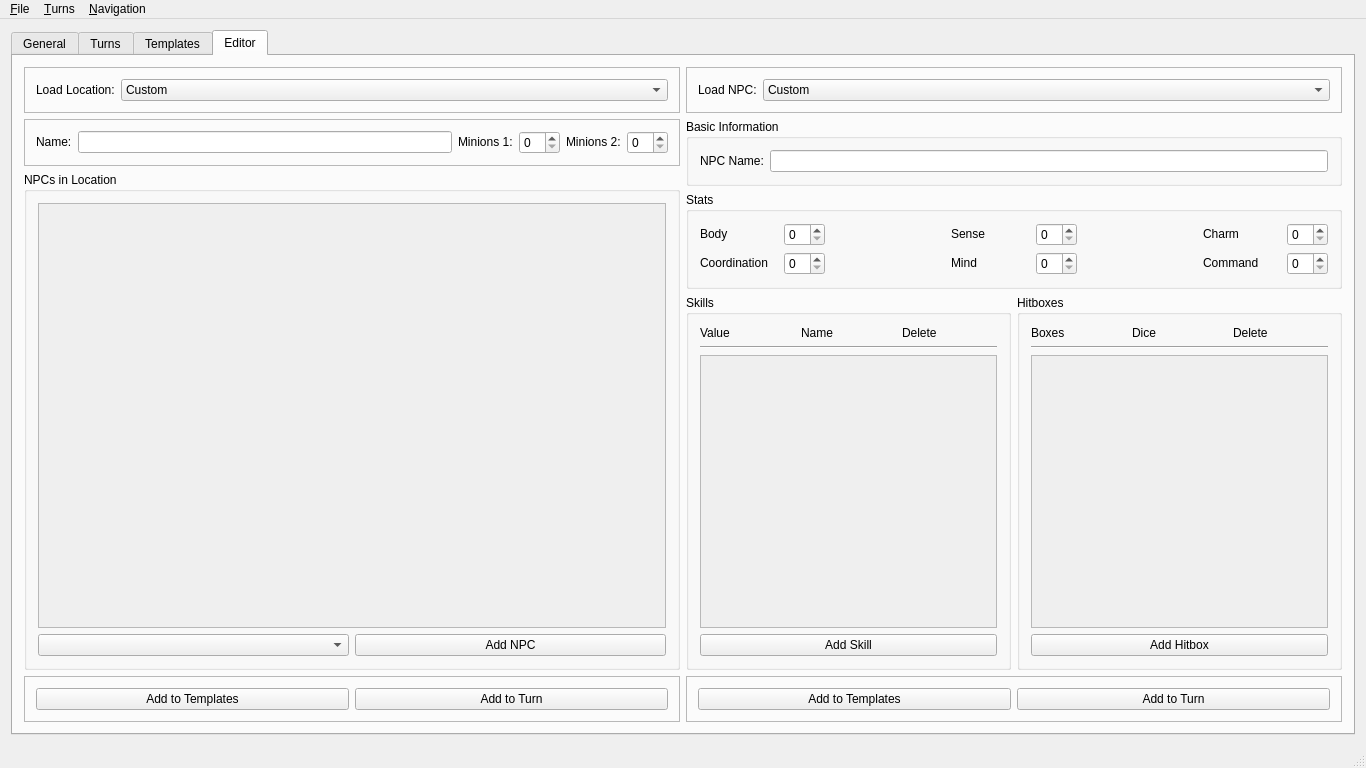
Before: the Qt Designer form src/mainwindow.ui in zobin8/talented-gm, drawn with Qt 5.
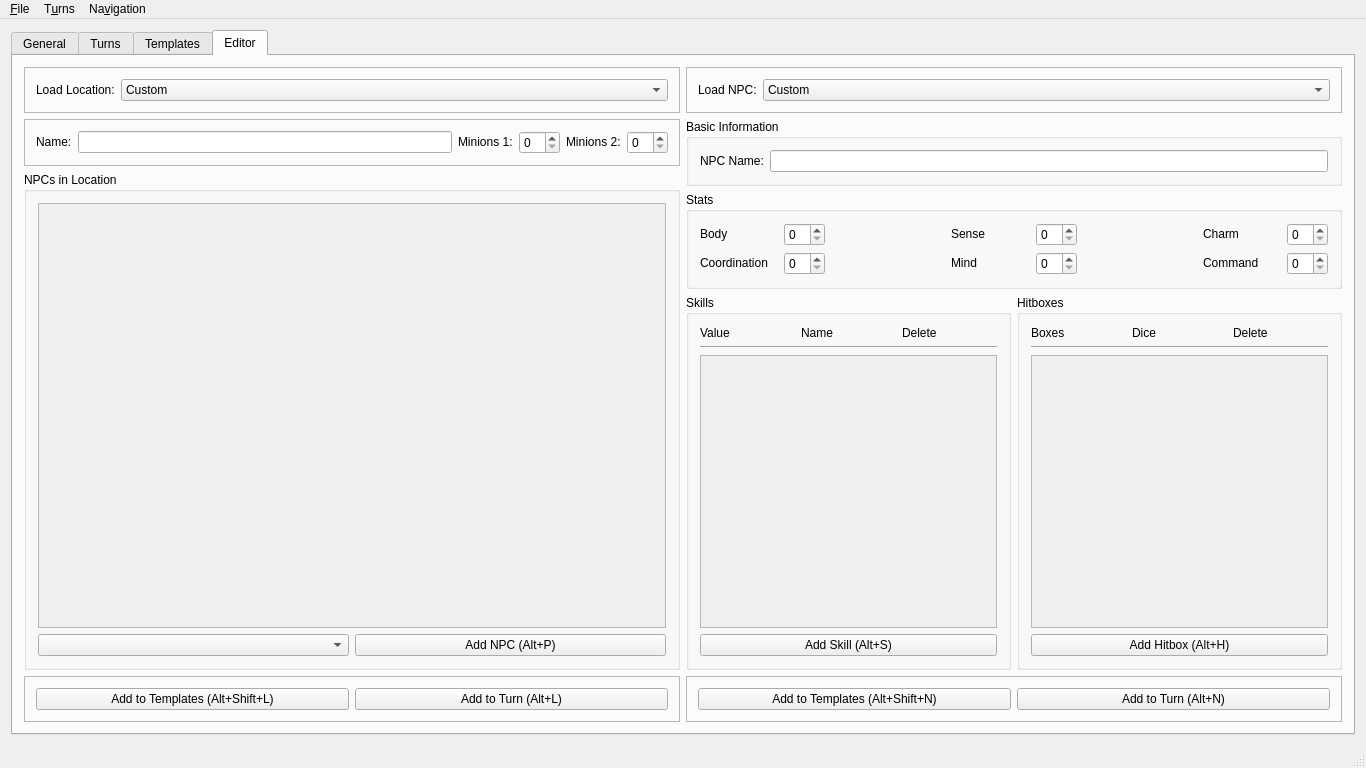
After: the same form once the commit is applied. The open tabs and pages were chosen to show the change.

Commit message: UI changes and fixes  * Added hotkeys to most buttons.  * Fixed shortcuts of menubar.  * Fixed default text the general notes.  * Fixed problem where new turns were not copied correctly.  # Fixed issue where NPCs are not properly deleted from initiative.

Patch:
```diff
--- a/src/mainwindow.ui
+++ b/src/mainwindow.ui
@@ -1169,7 +1169,10 @@
                  <item>
                   <widget class="QPushButton" name="editAddNPCButton">
                    <property name="text">
-                    <string>Add NPC</string>
+                    <string>Add NPC (Alt+P)</string>
+                   </property>
+                   <property name="shortcut">
+                    <string>Alt+P</string>
                    </property>
                   </widget>
                  </item>
@@ -1197,7 +1200,10 @@
               <item>
                <widget class="QPushButton" name="editAddLocTempButton">
                 <property name="text">
-                 <string>Add to Templates</string>
+                 <string>Add to Templates (Alt+Shift+L)</string>
+                </property>
+                <property name="shortcut">
+                 <string>Alt+Shift+L</string>
                 </property>
                </widget>
               </item>
@@ -1207,7 +1213,10 @@
                  <bool>true</bool>
                 </property>
                 <property name="text">
-                 <string>Add to Turn</string>
+                 <string>Add to Turn (Alt+L)</string>
+                </property>
+                <property name="shortcut">
+                 <string>Alt+L</string>
                 </property>
                </widget>
               </item>
@@ -1743,7 +1752,10 @@
                  <item>
                   <widget class="QPushButton" name="editAddSkillButton">
                    <property name="text">
-                    <string>Add Skill</string>
+                    <string>Add Skill (Alt+S)</string>
+                   </property>
+                   <property name="shortcut">
+                    <string>Alt+S</string>
                    </property>
                   </widget>
                  </item>
@@ -1871,7 +1883,13 @@
                  <item>
                   <widget class="QPushButton" name="editAddHitButton">
                    <property name="text">
-                    <string>Add Hitbox</string>
+                    <string>Add Hitbox (Alt+H)</string>
+                   </property>
+                   <property name="shortcut">
+                    <string>Alt+H</string>
+                   </property>
+                   <property name="checkable">
+                    <bool>false</bool>
                    </property>
                   </widget>
                  </item>
@@ -1899,7 +1917,10 @@
               <item>
                <widget class="QPushButton" name="editNPCtoTempButton">
                 <property name="text">
-                 <string>Add to Templates</string>
+                 <string>Add to Templates (Alt+Shift+N)</string>
+                </property>
+                <property name="shortcut">
+                 <string>Alt+Shift+N</string>
                 </property>
                </widget>
               </item>
@@ -1909,7 +1930,10 @@
                  <bool>true</bool>
                 </property>
                 <property name="text">
-                 <string>Add to Turn</string>
+                 <string>Add to Turn (Alt+N)</string>
+                </property>
+                <property name="shortcut">
+                 <string>Alt+N</string>
                 </property>
                </widget>
               </item>
@@ -1931,7 +1955,7 @@
      <x>0</x>
      <y>0</y>
      <width>1366</width>
-     <height>19</height>
+     <height>18</height>
     </rect>
    </property>
    <widget class="QMenu" name="menuFile">
@@ -1949,7 +1973,7 @@
    </widget>
    <widget class="QMenu" name="menuTurns">
     <property name="title">
-     <string>&amp;Turns</string>
+     <string>T&amp;urns</string>
     </property>
     <addaction name="actionPrevious_turn"/>
     <addaction name="actionNext"/>
@@ -1959,7 +1983,7 @@
    </widget>
    <widget class="QMenu" name="menuNavigation">
     <property name="title">
-     <string>&amp;Navigation</string>
+     <string>Na&amp;vigation</string>
     </property>
     <addaction name="actionGeneral"/>
     <addaction name="actionTurns"/>
```
Left out of the diff: 155 changed lines with no effect on the pictures. The commit also changes 5 other files.
